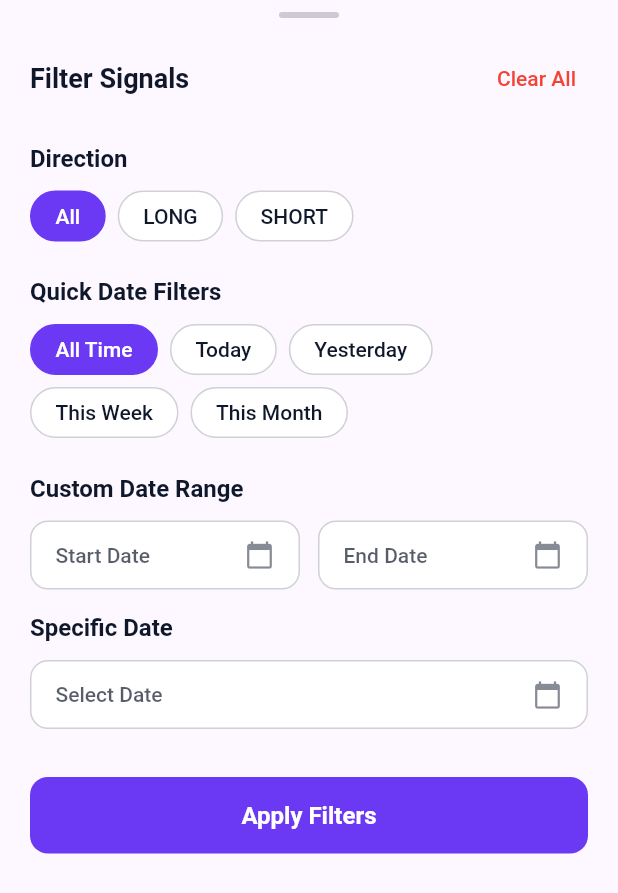
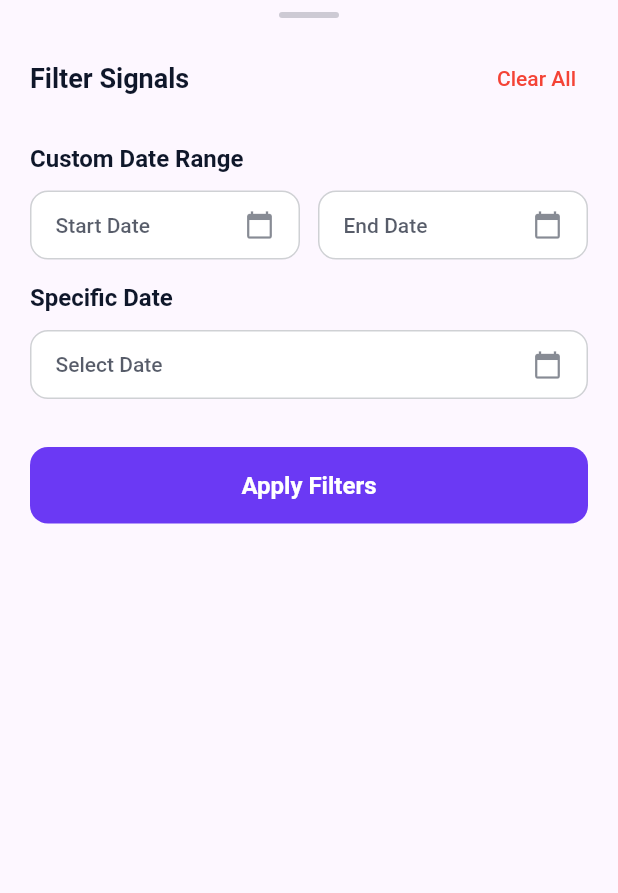
Before and after one commit to pratham-sarankar/zyrotech, a Flutter app: the _FilterBottomSheet widget shown alone on an empty page, opened directly, on a phone screen of 412 x 824 dp. Shown: the top 893 px of the screen. Run offline on Flutter 3.47's test engine with Material 3 defaults, Android fonts, the phone set to English and light mode, and no system bars; our stand-ins replace file_picker, firebase_core, flutter_form_builder, form_builder_validators, google_sign_in, iconly and 5 more; missing offline and left inert: deriv_chart; accounts and stored records are empty; network calls fail.

Commit message:
feat(signals): hide all the filters except custome and specific date (#8)

```diff
--- a/lib/features/user_signals/presentation/screens/user_signals_screen.dart
+++ b/lib/features/user_signals/presentation/screens/user_signals_screen.dart
@@ -374,34 +374,34 @@ class _FilterBottomSheetState extends State<_FilterBottomSheet> {
               child: Column(
                 crossAxisAlignment: CrossAxisAlignment.start,
                 children: [
-                  // Direction filter
-                  _buildSectionTitle('Direction'),
-                  const SizedBox(height: 12),
-                  Wrap(
-                    spacing: 8,
-                    children: [
-                      _buildChip('All', null, _selectedDirection),
-                      ..._directions.map((direction) =>
-                          _buildChip(direction, direction, _selectedDirection)),
-                    ],
-                  ),
-                  const SizedBox(height: 24),
+                  // Direction filter disabled for now
+                  // _buildSectionTitle('Direction'),
+                  // const SizedBox(height: 12),
+                  // Wrap(
+                  //   spacing: 8,
+                  //   children: [
+                  //     _buildChip('All', null, _selectedDirection),
+                  //     ..._directions.map((direction) =>
+                  //         _buildChip(direction, direction, _selectedDirection)),
+                  //   ],
+                  // ),
+                  // const SizedBox(height: 24),
 
-                  // Quick date filters
-                  _buildSectionTitle('Quick Date Filters'),
-                  const SizedBox(height: 12),
-                  Wrap(
-                    spacing: 8,
-                    runSpacing: 8,
-                    children: [
-                      _buildChip('All Time', null, _selectedDateFilter),
-                      ..._dateFilters.map((filter) => _buildChip(
-                          filter['label']!,
-                          filter['value']!,
-                          _selectedDateFilter)),
-                    ],
-                  ),
-                  const SizedBox(height: 24),
+                  // Quick date filters disabled for now
+                  // _buildSectionTitle('Quick Date Filters'),
+                  // const SizedBox(height: 12),
+                  // Wrap(
+                  //   spacing: 8,
+                  //   runSpacing: 8,
+                  //   children: [
+                  //     _buildChip('All Time', null, _selectedDateFilter),
+                  //     ..._dateFilters.map((filter) => _buildChip(
+                  //         filter['label']!,
+                  //         filter['value']!,
+                  //         _selectedDateFilter)),
+                  //   ],
+                  // ),
+                  // const SizedBox(height: 24),
 
                   // Custom date range
                   _buildSectionTitle('Custom Date Range'),
```
